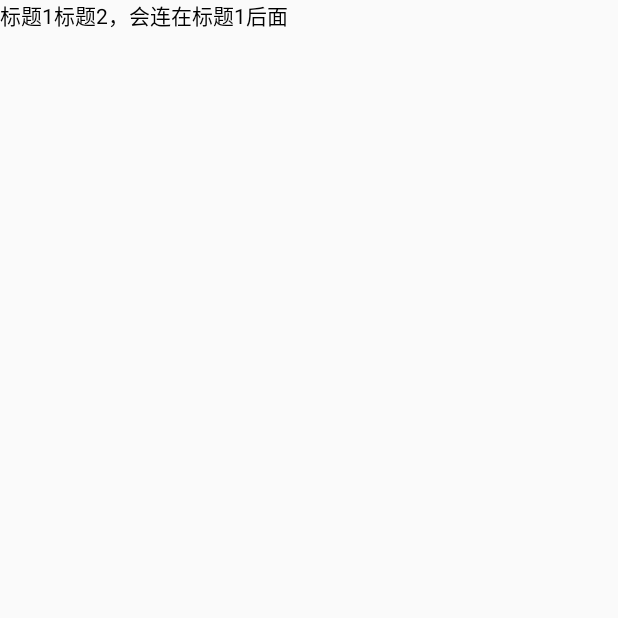
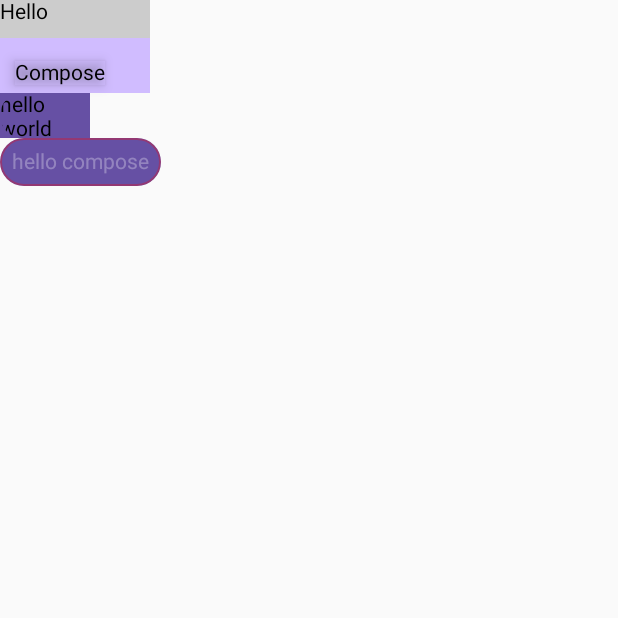
Before and after one commit to DGUTyu/ComposeDemo, an Android app built with Jetpack Compose: the screen it shows after launch (ComposeActivity), on a phone screen of 412 x 824 dp, the top half of it. Run offline under Robolectric (Android 15) with nearby library versions, the phone set to English and light mode, and no system bars.

Commit message:
使用布局组件：Compose-Modifier基础属性

```diff
--- a/app/src/main/java/com/wxdgut/composedemo/ComposeActivity.kt
+++ b/app/src/main/java/com/wxdgut/composedemo/ComposeActivity.kt
@@ -3,32 +3,87 @@
 import android.os.Bundle
 import androidx.activity.ComponentActivity
 import androidx.activity.compose.setContent
-import androidx.compose.foundation.layout.fillMaxSize
-import androidx.compose.material3.MaterialTheme
-import androidx.compose.material3.Surface
+import androidx.compose.foundation.background
+import androidx.compose.foundation.border
+import androidx.compose.foundation.clickable
+import androidx.compose.foundation.layout.Box
+import androidx.compose.foundation.layout.Column
+import androidx.compose.foundation.layout.height
+import androidx.compose.foundation.layout.padding
+import androidx.compose.foundation.layout.size
+import androidx.compose.foundation.layout.width
+import androidx.compose.foundation.layout.wrapContentSize
 import androidx.compose.material3.Text
 import androidx.compose.runtime.Composable
+import androidx.compose.ui.Alignment
 import androidx.compose.ui.Modifier
+import androidx.compose.ui.draw.alpha
+import androidx.compose.ui.draw.clip
+import androidx.compose.ui.draw.shadow
+import androidx.compose.ui.graphics.Color
+import androidx.compose.ui.graphics.RectangleShape
 import androidx.compose.ui.tooling.preview.Preview
-import com.wxdgut.composedemo.ui.theme.ComposeDemoTheme
+import androidx.compose.ui.unit.dp
+import com.wxdgut.composedemo.bean.Message
+import com.wxdgut.composedemo.ui.theme.Purple40
+import com.wxdgut.composedemo.ui.theme.Purple80
+import com.wxdgut.composedemo.ui.theme.Shapes
+import com.wxdgut.composedemo.utils.ToastUtils
 
 class ComposeActivity : ComponentActivity() {
     override fun onCreate(savedInstanceState: Bundle?) {
         super.onCreate(savedInstanceState)
         setContent {
-            ShowTextPreview()
+            ShowPreview()
         }
     }
 
     //Composable 函数一般用大写开头，为了和普通的函数作为区分
     @Preview(showBackground = true)
     @Composable
-    fun ShowTextPreview() {
-        ShowText("标题1", "标题2，会连在标题1后面")
+    fun ShowPreview() {
+        ShowModifierText()
     }
 
     @Composable
     fun ShowText(title: String, subTitle: String) {
         Text("${title}${subTitle}")
     }
+    @Composable
+    fun ShowModifierText() {
+        Column {
+            val msg = Message("Hello", "Compose")
+            //使用系统颜色
+            Text(msg.author, modifier = Modifier.background(Color.LightGray).padding(bottom = 5.dp).size(100.dp,20.dp))
+            //使用自定义颜色
+            Text(msg.body,
+                Modifier
+                    .background(Purple80)
+                    .clickable {
+                        ToastUtils.showToast(this@ComposeActivity, msg.body)
+                    }
+                    //p: start, top, end, bottom.
+                    .padding(10.dp, 15.dp, 30.dp, 5.dp)
+                    .shadow(5.dp, RectangleShape,false)
+            )
+            Text(
+                "hello world", Modifier.background(Purple40).width(60.dp).height(30.dp).clip(Shapes.large)
+            )
+            Box(
+                modifier = Modifier
+                    // 让 Box 的大小适应内容
+                    .wrapContentSize()
+                    .clip(Shapes.large)
+                    .background(Purple40)
+                    .alpha(0.3f)
+                    .border(1.dp, Color.Red, Shapes.large)
+            ) {
+                Text(
+                    text = "hello compose",
+                    color = Color.White,
+                    modifier = Modifier.padding(8.dp).align(Alignment.Center)
+                )
+            }
+        }
+    }
 }
--- /dev/null
+++ b/app/src/main/java/com/wxdgut/composedemo/bean/Constants.kt
@@ -0,0 +1,5 @@
+package com.wxdgut.composedemo.bean
+
+object Constants {
+    const val MY_LOG_TAG = "ComposeDemo_Log"
+}
--- a/app/src/main/java/com/wxdgut/composedemo/ui/theme/Shape.kt
+++ b/app/src/main/java/com/wxdgut/composedemo/ui/theme/Shape.kt
@@ -5,7 +5,7 @@
 import androidx.compose.ui.unit.dp
 
 val Shapes = Shapes(
-    small = RoundedCornerShape(4.dp),
-    medium = RoundedCornerShape(4.dp),
-    large = RoundedCornerShape(0.dp)
+    small = RoundedCornerShape(5.dp),
+    medium = RoundedCornerShape(10.dp),
+    large = RoundedCornerShape(20.dp)
 )
```
